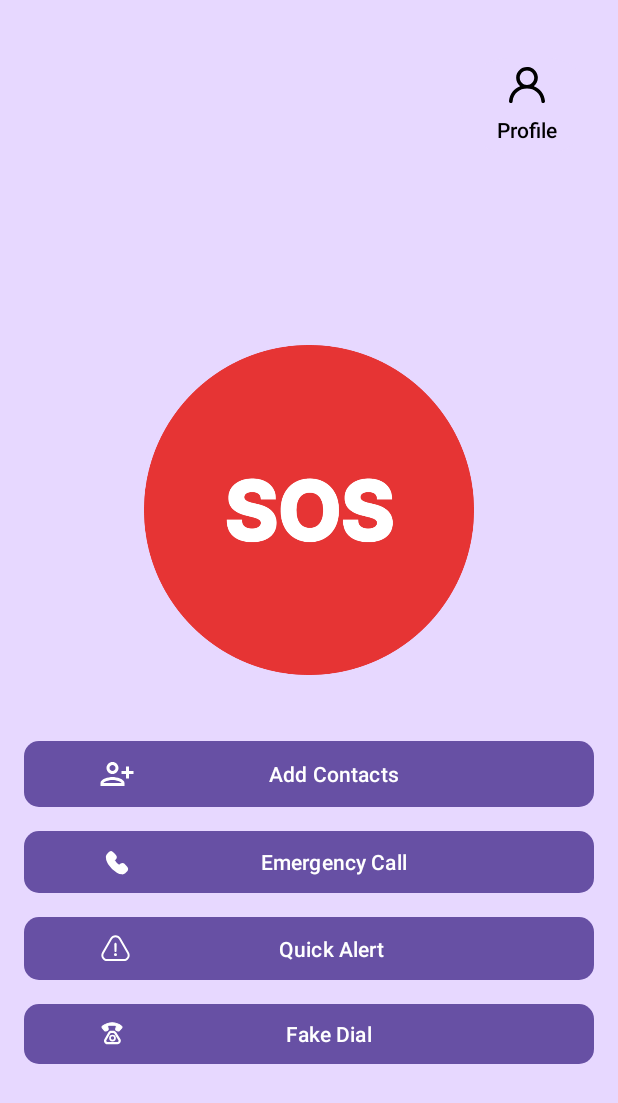
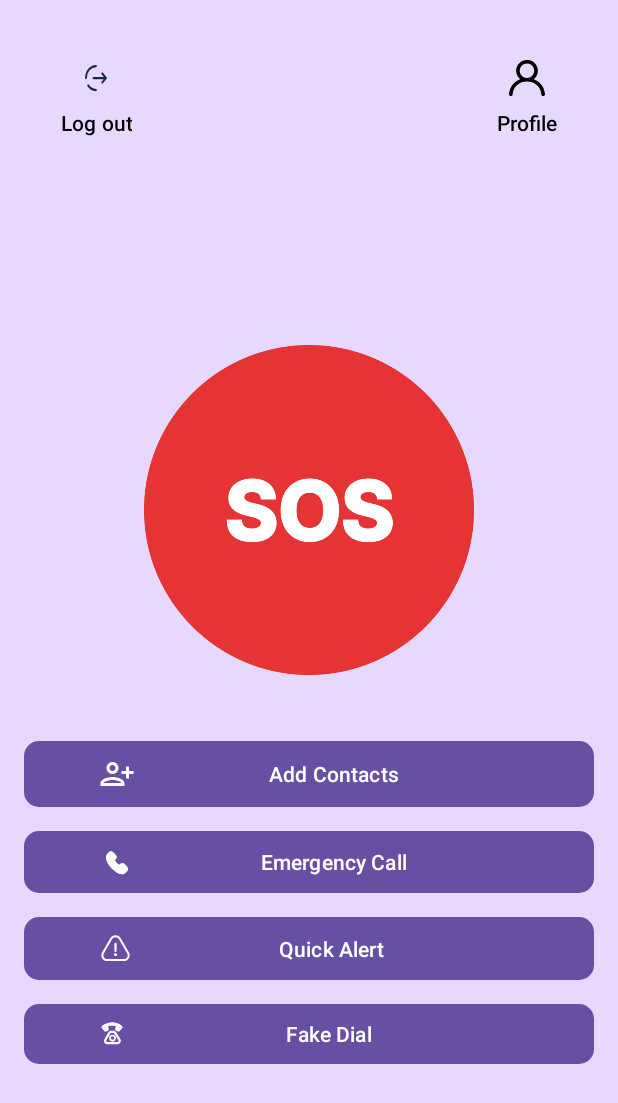
Before and after one commit to yoreumorchid/Safe_Haven, an Android app: the MainActivity screen opened directly, with no data from a screen before it, on a phone screen of 412 x 824 dp. Shown: the top 1103 px of the screen. Run offline under Robolectric (Android 15) with nearby library versions, the phone set to English and light mode, and no system bars; our stand-ins replace Firebase (no records; nobody signed in at launch, a user with empty details on screens opened directly); Roboto replaces fonts that are not available here.

Commit message:
Add LogOut Button on MainPage; Fix issue cannot update email

```diff
--- a/app/src/main/java/com/example/safehaven/MainActivity.java
+++ b/app/src/main/java/com/example/safehaven/MainActivity.java
@@ -1,5 +1,6 @@
 package com.example.safehaven;
 
+import android.app.Activity;
 import android.content.Intent;
 import android.content.pm.PackageManager;
 import android.os.Bundle;
@@ -15,8 +16,11 @@ import androidx.fragment.app.Fragment;
 import androidx.fragment.app.FragmentManager;
 import androidx.fragment.app.FragmentTransaction;
 
+import com.google.firebase.auth.FirebaseAuth;
+
 public class  MainActivity extends AppCompatActivity {
-    private Button profile, addContacts, emergencyCall, quickAlert, fakeDial;
+    private Button profile, addContacts, emergencyCall, quickAlert, fakeDial, logout;
+    private FirebaseAuth auth;
     private ImageView emergencyMsg;
     @Override
     protected void onCreate(Bundle savedInstanceState) {
@@ -34,6 +38,8 @@ public class  MainActivity extends AppCompatActivity {
         emergencyCall = findViewById(R.id.BtnEmergencyCall);
         quickAlert = findViewById(R.id.BtnAlert);
         fakeDial = findViewById(R.id.BtnDial);
+        logout = findViewById(R.id.BtnLogOut2);
+        auth = FirebaseAuth.getInstance();
 
         profile.setOnClickListener(new View.OnClickListener() {
             @Override
@@ -76,6 +82,18 @@ public class  MainActivity extends AppCompatActivity {
                 navigateToActivity(FakeCallActivity.class);
             }
         });
+
+        logout.setOnClickListener(new View.OnClickListener() {
+            @Override
+            public void onClick(View v) {
+                auth.signOut();
+                Toast.makeText(MainActivity.this,
+                        "Logout Successful",
+                        Toast.LENGTH_SHORT).show();
+                startActivity(new Intent(MainActivity.this, LoginActivity.class));
+                finish();
+            }
+        });
     }
 
     private void navigateToActivity(Class<?> targetActivity) {
--- a/app/src/main/java/com/example/safehaven/ProfileActivity.java
+++ b/app/src/main/java/com/example/safehaven/ProfileActivity.java
@@ -5,7 +5,6 @@ import android.os.Bundle;
 import android.view.View;
 import android.widget.Button;
 import android.widget.EditText;
-import android.widget.RadioButton;
 import android.widget.RadioGroup;
 import android.widget.TextView;
 import android.widget.Toast;
@@ -37,7 +36,6 @@ public class ProfileActivity extends AppCompatActivity {
 
     private FirebaseAuth auth;
     private String userID;
-    private String selectedGender;
     private String currentPassword;
 
     @Override
--- a/app/src/main/res/layout/activity_main.xml
+++ b/app/src/main/res/layout/activity_main.xml
@@ -14,13 +14,24 @@
         android:layout_height="wrap_content"
         android:layout_marginTop="30dp"
         android:layout_marginEnd="16dp"
-        android:layout_marginBottom="120dp"
         android:backgroundTint="@color/main_color"
         android:drawableTop="@drawable/ic_profile"
         android:text="Profile"
         android:textColor="@color/black"
-        app:layout_constraintBottom_toTopOf="@+id/IvMessage"
         app:layout_constraintEnd_toEndOf="parent"
+        app:layout_constraintTop_toTopOf="parent" />
+
+    <Button
+        android:id="@+id/BtnLogOut2"
+        android:layout_width="wrap_content"
+        android:layout_height="wrap_content"
+        android:layout_marginStart="16dp"
+        android:layout_marginTop="30dp"
+        android:backgroundTint="@color/main_color"
+        android:drawableTop="@drawable/ic_logout_24"
+        android:text="Log out"
+        android:textColor="@color/black"
+        app:layout_constraintStart_toStartOf="parent"
         app:layout_constraintTop_toTopOf="parent" />
 
     <ImageView
--- a/build.gradle
+++ b/build.gradle
@@ -1,6 +1,6 @@
 buildscript {
     dependencies {
-        classpath 'com.google.gms:google-services:4.3.14'
+        classpath 'com.google.gms:google-services:4.4.2'
     }
 }
 // Top-level build file where you can add configuration options common to all sub-projects/modules.
@@ -15,5 +15,5 @@ plugins {
 
 
 task clean(type: Delete) {
-    delete rootProject
+    delete rootProject.buildDir
 }
--- a/settings.gradle
+++ b/settings.gradle
@@ -19,5 +19,5 @@ dependencyResolutionManagement {
     }
 }
 
-rootProject.name = 'Safe Haven'
+rootProject.name = 'SafeHaven'
 include ':app'
```
Also changed, not shown: app/src/main/java/com/example/safehaven/UpdateEmailActivity.java (+107 -18 lines), 1 other file.
